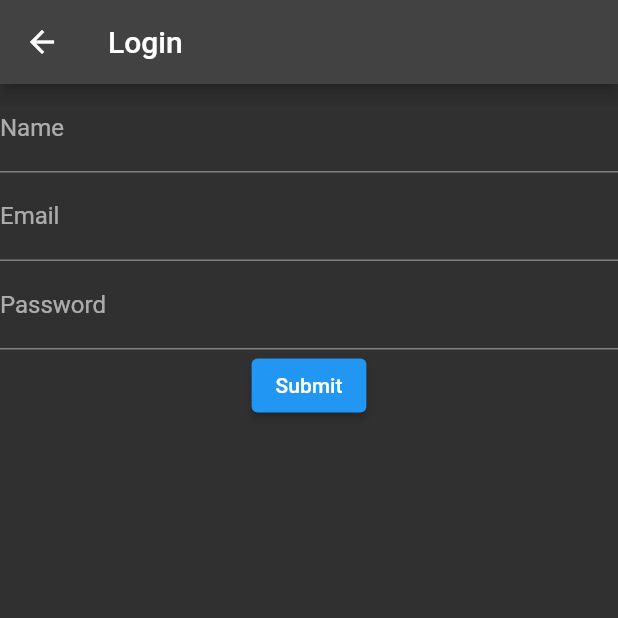
After one commit to Smokie-01/WeatherApp, a Flutter app: the SignUpScreen screen opened directly, on a phone screen of 412 x 824 dp, the top half of it. The commit adds this screen. Run offline on Flutter 3.47's test engine with Material 2 defaults, Android fonts, the phone set to English and light mode, and no system bars; our stand-ins replace audioplayers, bloc, cloud_firestore, equatable, firebase_auth, firebase_core and 8 more; missing offline and left inert: record; accounts and stored records are empty; network calls fail.

Commit message:
third commit

```diff
--- a/shopapp/lib/main.dart
+++ b/shopapp/lib/main.dart
@@ -9,8 +9,11 @@ import 'package:shopapp/screens/order_screen.dart';
 import 'package:shopapp/screens/product_detailed_screen.dart';
 import 'package:shopapp/screens/product_overview.dart';
 import 'package:shopapp/screens/user_product_screen.dart';
+import 'package:firebase_core/firebase_core.dart';
 
-void main() {
+void main() async {
+  WidgetsFlutterBinding.ensureInitialized();
+  await Firebase.initializeApp();
   runApp(MyApp());
 }
 
--- a/shopapp/lib/providers/products_provider.dart
+++ b/shopapp/lib/providers/products_provider.dart
@@ -10,41 +10,7 @@ const url =
     "https://shopping-app-1c5aa-default-rtdb.firebaseio.com/products.json";
 
 class Products with ChangeNotifier {
-  List<Product> _items = [
-    // Product(
-    //   id: 'p1',
-    //   title: 'Red T-Shirt',
-    //   description: 'A red shirt - it is pretty red!',
-    //   price: 29.99,
-    //   imageURL:
-    //       'https://cdn.pixabay.com/photo/2016/10/02/22/17/red-t-shirt-1710578_1280.jpg',
-    // ),
-    // Product(
-    //   id: 'p2',
-    //   title: 'Trousers',
-    //   description: 'A nice pair of trousers.',
-    //   price: 59.99,
-    //   imageURL:
-    //       'https://upload.wikimedia.org/wikipedia/commons/thumb/e/e8/Trousers%2C_dress_%28AM_1960.022-8%29.jpg/512px-Trousers%2C_dress_%28AM_1960.022-8%29.jpg',
-    // ),
-    // Product(
-    //   id: 'p3',
-    //   title: 'Yellow Scarf',
-    //   description: 'Warm and cozy - exactly what you need for the winter.',
-    //   price: 19.99,
-    //   imageURL:
-    //       'https://live.staticflickr.com/4043/4438260868_cc79b3369d_z.jpg',
-    // ),
-    // Product(
-    //   id: 'p4',
-    //   title: 'Iphone 14 pro',
-    //   description:
-    //       'Buy the Apple iPhone 14 Pro Max 128 GB (Deep Purple, 6 GB RAM)',
-    //   price: 499.99,
-    //   imageURL:
-    //       'https://img1.gadgetsnow.com/gd/images/products/additional/large/G390852_View_1/mobiles/smartphones/apple-iphone-14-pro-max-128-gb-deep-purple-6-gb-ram-.jpg',
-    // ),
-  ];
+  List<Product> _items = [];
 
   List<Product> get items {
     return [..._items];
@@ -127,6 +93,9 @@ class Products with ChangeNotifier {
       final response = await http.get(uri);
       final extractedData = jsonDecode(response.body) as Map<String, dynamic>;
       final List<Product> loadedProduct = [];
+      if (extractedData == null) {
+        return null;
+      }
       extractedData.forEach((prodID, prodData) {
         loadedProduct.add(Product(
             id: prodID,
@@ -137,6 +106,7 @@ class Products with ChangeNotifier {
             isFavorite: prodData["isFavorite"]));
       });
       _items = loadedProduct;
+      notifyListeners();
     } catch (e) {
       rethrow;
     }
--- a/shopapp/lib/screens/product_overview.dart
+++ b/shopapp/lib/screens/product_overview.dart
@@ -10,6 +10,7 @@ import '../widgets/products_grid.dart';
 enum FilterOptions { Favorites, All }
 
 class ProductOverViewScreen extends StatefulWidget {
+  static const namedRoute = "product_overview_screen";
   @override
   State<ProductOverViewScreen> createState() => _ProductOverViewScreenState();
 }
--- /dev/null
+++ b/shopapp/lib/screens/signup_screen.dart
@@ -0,0 +1,108 @@
+import 'package:flutter/material.dart';
+import 'package:firebase_auth/firebase_auth.dart';
+import 'package:cloud_firestore/cloud_firestore.dart';
+import 'package:shopapp/screens/product_overview.dart';
+
+const url = "https://shopping-app-1c5aa-default-rtdb.firebaseio.com/users.json";
+
+class SignUpScreen extends StatefulWidget {
+  static const namedRoute = "sign_up_screen";
+  @override
+  State<SignUpScreen> createState() => _SignUpScreenState();
+}
+
+class _SignUpScreenState extends State<SignUpScreen> {
+  final _formKey = GlobalKey<FormState>();
+  FirebaseAuth _auth = FirebaseAuth.instance;
+  FirebaseFirestore _firestore = FirebaseFirestore.instance;
+  String _name = "";
+  String _email = "";
+  String _password = "";
+  final emailController = TextEditingController();
+  final passwordController = TextEditingController();
+  final nameControlller = TextEditingController();
+
+  Future<void> _saveForm() async {
+    final isValid = _formKey.currentState!.validate();
+    if (isValid == true) {
+      final userDetail = _formKey.currentState!.save();
+      try {
+        final newUser = await _auth.createUserWithEmailAndPassword(
+          email: _email,
+          password: _password,
+        );
+        await _firestore
+            .collection("users")
+            .add({"name": _name, "email": _email, "password": _password});
+      } catch (e) {
+        print(e);
+      }
+
+      emailController.clear();
+      passwordController.clear();
+      nameControlller.clear();
+    }
+  }
+
+  @override
+  void dispose() {
+    emailController.dispose();
+    passwordController.dispose();
+    super.dispose();
+  }
+
+  @override
+  Widget build(BuildContext context) {
+    return Scaffold(
+      appBar: AppBar(
+        title: Text("Login"),
+      ),
+      body: Form(
+        key: _formKey,
+        child: Column(
+          children: <Widget>[
+            TextFormField(
+              decoration: InputDecoration(labelText: 'Name '),
+              controller: nameControlller,
+              validator: (value) {
+                return !RegExp(r'^[a-zA-Z ]+$').hasMatch(value!)
+                    ? 'Please enter a valid name'
+                    : null;
+              },
+              onSaved: ((newValue) => _name = newValue!),
+            ),
+            TextFormField(
+              decoration: InputDecoration(labelText: 'Email'),
+              validator: (value) {
+                return !RegExp(
+                            r"^[a-zA-Z0-9.a-zA-Z0-9.!#$%&'*+-/=?^_`{|}~]+@[a-zA-Z0-9]+\.[a-zA-Z]+")
+                        .hasMatch(value!)
+                    ? 'Please enter a valid email address'
+                    : null;
+              },
+              onSaved: (value) => _email = value!,
+              controller: emailController,
+            ),
+            TextFormField(
+              decoration: InputDecoration(labelText: 'Password'),
+              obscureText: true,
+              validator: ((value) {
+                return value!.length < 6
+                    ? "more than 6 character needed "
+                    : null;
+              }),
+              onSaved: (input) => _password = input!,
+              controller: passwordController,
+            ),
+            ElevatedButton(
+              onPressed: () {
+                // _saveForm();
+              },
+              child: Text("Submit"),
+            ),
+          ],
+        ),
+      ),
+    );
+  }
+}
--- a/shopapp/lib/widgets/cart_item.dart
+++ b/shopapp/lib/widgets/cart_item.dart
@@ -14,6 +14,7 @@ class CartItem extends StatelessWidget {
       required this.price,
       required this.quantity,
       required this.title});
+
   @override
   Widget build(BuildContext context) {
     final cart = Provider.of<Cart>(context);
--- a/shopapp/lib/widgets/product_item.dart
+++ b/shopapp/lib/widgets/product_item.dart
@@ -16,7 +16,9 @@ class ProductItem extends StatelessWidget {
           leading: Consumer<Product>(
             builder: (context, product, _) => IconButton(
               onPressed: () {
-                product.toggleFavioriteStatus();
+                product.toggleFavioriteStatus(
+                  product.id,
+                );
               },
               icon: Icon(
                 product.isFavorite ? Icons.favorite : Icons.favorite_border,
--- a/shopapp/pubspec.yaml
+++ b/shopapp/pubspec.yaml
@@ -37,8 +37,12 @@ dependencies:
   # Use with the CupertinoIcons class for iOS style icons.
   cupertino_icons: ^1.0.2
   provider: ^6.0.5
-  intl: ^0.18.0
+  intl: ^0.17.0
   http: ^0.13.5
+  firebase_core: ^2.4.1
+  firebase_auth: ^4.2.5
+  cloud_firestore: ^4.3.1
+
 
 dev_dependencies:
   flutter_test:
```
Also changed, not shown: shopapp/lib/providers/orders_provider.dart (+69 -10 lines), shopapp/lib/providers/product.dart (+22 -3 lines), shopapp/lib/screens/cart_screen.dart (+41 -12 lines), shopapp/lib/screens/order_screen.dart (+28 -5 lines), shopapp/lib/widgets/order_item.dart (+8 -6 lines), Flutter Notes.txt (line endings or trailing spaces), shopapp/pubspec.lock, 4 other files.
